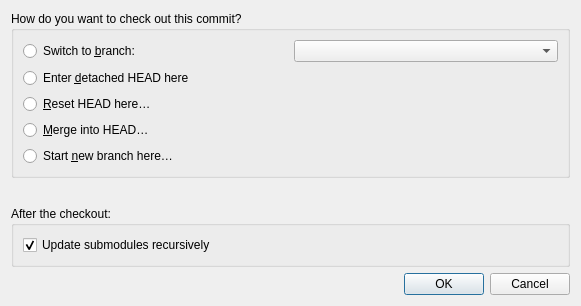
The window that gitfourchette/forms/checkoutcommitdialog.ui (jorio/gitfourchette) describes before a commit, drawn with Qt 5.
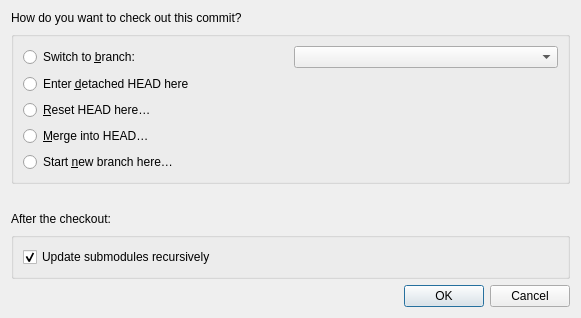
The same window after the commit.

Commit message:
ThemeColors: QGroupBox[title] padding is too finicky to override via QSS
It's apparently impossible to define distinct paddings via QSS with QGroupBox and QGroupBox[title] rules (the "overriding" padding rule seems to be ignored). So, replace QGroupBox titles with QLabel in the application.

What changed in the file:
```diff
--- a/gitfourchette/forms/checkoutcommitdialog.ui
+++ b/gitfourchette/forms/checkoutcommitdialog.ui
@@ -33,10 +33,14 @@
   </property>
   <layout class="QVBoxLayout" name="verticalLayout">
    <item>
-    <widget class="QGroupBox" name="groupBox_2">
-     <property name="title">
+    <widget class="QLabel" name="mainTitle">
+     <property name="text">
       <string>How do you want to check out this commit?</string>
      </property>
+    </widget>
+   </item>
+   <item>
+    <widget class="QGroupBox" name="mainGroupBox">
      <layout class="QVBoxLayout" name="verticalLayout_3">
       <item>
        <layout class="QHBoxLayout" name="horizontalLayout">
@@ -131,10 +135,14 @@
     </widget>
    </item>
    <item>
-    <widget class="QGroupBox" name="recurseSubmodulesGroupBox">
-     <property name="title">
+    <widget class="QLabel" name="recurseSubmodulesTitle">
+     <property name="text">
       <string>After the checkout:</string>
      </property>
+    </widget>
+   </item>
+   <item>
+    <widget class="QGroupBox" name="recurseSubmodulesGroupBox">
      <layout class="QVBoxLayout" name="verticalLayout_2">
       <item>
        <widget class="QCheckBox" name="recurseSubmodulesCheckBox">
```
The commit also changes 9 other files.
